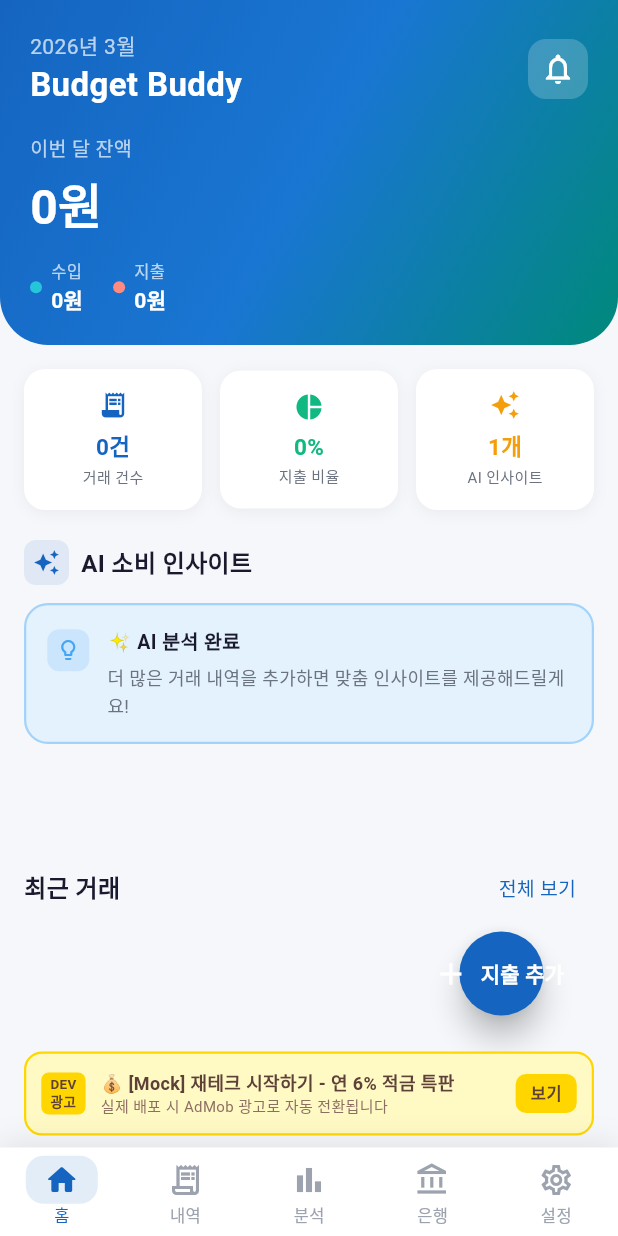
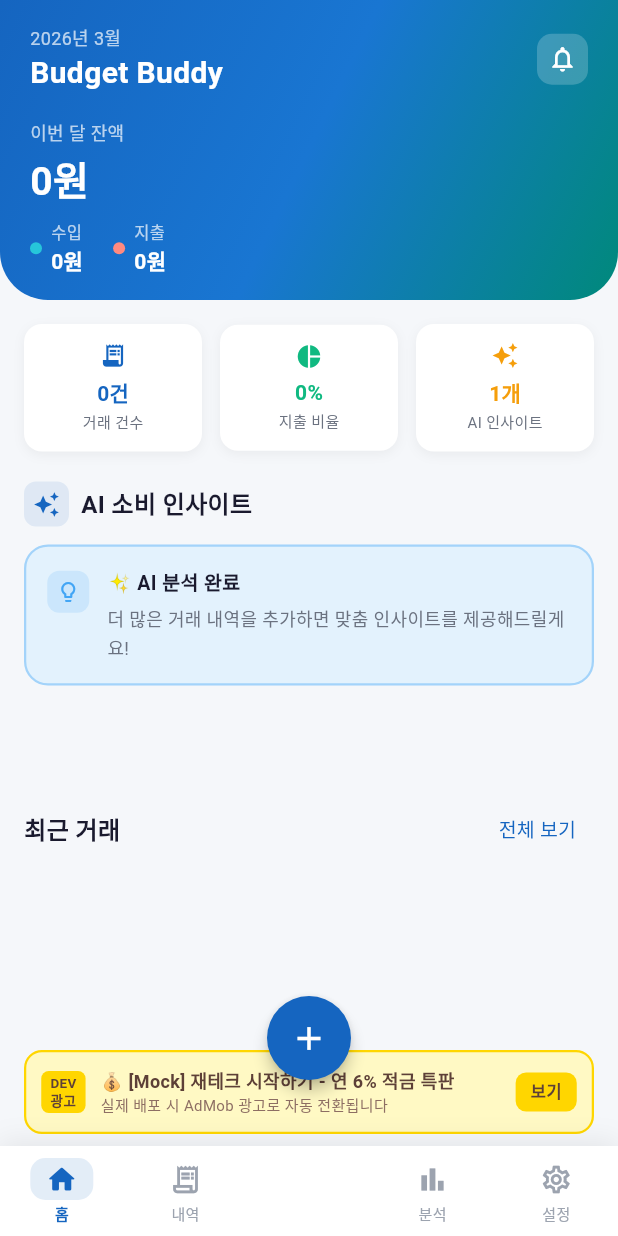
Before and after one commit to Sinou3936/Budget-Buddy, a Flutter app: the screen it shows after launch, on a phone screen of 412 x 824 dp. Run offline on Flutter 3.47's test engine with Material 3 defaults, Android fonts, the phone set to English and light mode, and no system bars; our stand-ins replace fl_chart, google_mobile_ads, shared_preferences; network calls fail.

Commit message:
design: UI 전반 통일 및 FAB 재설계
- FAB: extended → 중앙 돌출 원형 버튼 (centerDocked)
- 바텀탭: 4개로 재구성 (홈/내역/분석/설정), 중앙 빈 공간에 FAB 배치
- 대시보드: 헤더 230→200px, 잔액 폰트 32→26px, 카드 패딩 축소
- 거래추가: 패딩 all(20)→fromLTRB(16,16,16,32), 섹션 간격 20→16,
  카테고리칩 패딩 축소, 저장버튼 높이 54→50px
- 통계: 헤더 130→110px, 폰트 22→20px
- 은행: 헤더 180→150px, 총자산 폰트 28→24px
- 거래내역: 헤더 140→110px
- 설정: 헤더 160→140px, 아바타 54→46px
- flutter analyze 0 issues

```diff
--- a/lib/main.dart
+++ b/lib/main.dart
@@ -9,6 +9,7 @@ import 'screens/transaction_list_screen.dart';
 import 'screens/stats_screen.dart';
 import 'screens/bank_screen.dart';
 import 'screens/settings_screen.dart';
+import 'screens/add_transaction_screen.dart';
 import 'widgets/ad_banner_widget.dart';
 import 'widgets/common_widgets.dart';
 import 'utils/app_env.dart';
@@ -21,8 +22,6 @@ void main() async {
       statusBarIconBrightness: Brightness.light,
     ),
   );
-  // AdMob 초기화 (DEV에서는 테스트 ID 사용, PROD에서는 실제 ID)
-  // Web 환경에서는 AdMob 미지원이므로 Android에서만 초기화
   if (!AppEnv.useMockAds) {
     await MobileAds.instance.initialize();
   }
@@ -68,6 +67,13 @@ class _MainNavigationScreenState extends State<MainNavigationScreen> {
     const SettingsScreen(),
   ];
 
+  void _openAddTransaction() {
+    Navigator.push(
+      context,
+      MaterialPageRoute(builder: (_) => const AddTransactionScreen()),
+    );
+  }
+
   @override
   Widget build(BuildContext context) {
     return Consumer<TransactionProvider>(
@@ -77,43 +83,26 @@ class _MainNavigationScreenState extends State<MainNavigationScreen> {
             index: _currentIndex,
             children: _screens,
           ),
+          // ── 중앙 돌출 FAB ─────────────────────────────────────
+          floatingActionButton: FloatingActionButton(
+            onPressed: _openAddTransaction,
+            backgroundColor: AppTheme.primaryBlue,
+            foregroundColor: Colors.white,
+            elevation: 4,
+            shape: const CircleBorder(),
+            child: const Icon(Icons.add, size: 26),
+          ),
+          floatingActionButtonLocation:
+              FloatingActionButtonLocation.centerDocked,
+          // ── 하단 네비게이션 ────────────────────────────────────
           bottomNavigationBar: Column(
             mainAxisSize: MainAxisSize.min,
             children: [
-              // 광고 배너 (수익화 - 무료 플랜)
+              // 광고 배너 (무료 플랜)
               AdBannerWidget(isPremium: provider.isPremium),
-              // 하단 네비게이션
-              Container(
-                decoration: BoxDecoration(
-                  color: Colors.white,
-                  boxShadow: [
-                    BoxShadow(
-                      color: Colors.black.withValues(alpha: 0.08),
-                      blurRadius: 16,
-                      offset: const Offset(0, -4),
-                    ),
-                  ],
-                ),
-                child: SafeArea(
-                  child: BottomNavigationBar(
-                    currentIndex: _currentIndex,
-                    onTap: (idx) => setState(() => _currentIndex = idx),
-                    type: BottomNavigationBarType.fixed,
-                    selectedItemColor: AppTheme.primaryBlue,
-                    unselectedItemColor: AppTheme.textLight,
-                    selectedFontSize: 11,
-                    unselectedFontSize: 11,
-                    elevation: 0,
-                    backgroundColor: Colors.transparent,
-                    items: [
-                      _buildNavItem(Icons.home_rounded, Icons.home_outlined, '홈', 0),
-                      _buildNavItem(Icons.receipt_long_rounded, Icons.receipt_long_outlined, '내역', 1),
-                      _buildNavItem(Icons.bar_chart_rounded, Icons.bar_chart_outlined, '분석', 2),
-                      _buildNavItem(Icons.account_balance_rounded, Icons.account_balance_outlined, '은행', 3),
-                      _buildNavItem(Icons.settings_rounded, Icons.settings_outlined, '설정', 4),
-                    ],
-                  ),
-                ),
+              _BottomNavBar(
+                currentIndex: _currentIndex,
+                onTap: (i) => setState(() => _currentIndex = i),
               ),
             ],
           ),
@@ -121,23 +110,103 @@ class _MainNavigationScreenState extends State<MainNavigationScreen> {
       },
     );
   }
+}
 
-  BottomNavigationBarItem _buildNavItem(
-      IconData activeIcon, IconData inactiveIcon, String label, int index) {
-    final isActive = _currentIndex == index;
-    return BottomNavigationBarItem(
-      icon: AnimatedContainer(
-        duration: const Duration(milliseconds: 200),
-        padding: const EdgeInsets.symmetric(horizontal: 12, vertical: 4),
-        decoration: BoxDecoration(
-          color: isActive
-              ? AppTheme.primaryBlue.withValues(alpha: 0.12)
-              : Colors.transparent,
-          borderRadius: BorderRadius.circular(12),
+// ── 하단 네비게이션 바 (중앙 FAB 자리 빈칸 포함) ─────────────────
+class _BottomNavBar extends StatelessWidget {
+  final int currentIndex;
+  final ValueChanged<int> onTap;
+
+  const _BottomNavBar({required this.currentIndex, required this.onTap});
+
+  @override
+  Widget build(BuildContext context) {
+    return Container(
+      decoration: BoxDecoration(
+        color: Colors.white,
+        boxShadow: [
+          BoxShadow(
+            color: Colors.black.withValues(alpha: 0.08),
+            blurRadius: 16,
+            offset: const Offset(0, -2),
+          ),
+        ],
+      ),
+      child: SafeArea(
+        child: SizedBox(
+          height: 60,
+          child: Row(
+            children: [
+              // 왼쪽 2개
+              _NavItem(icon: Icons.home_rounded,    outlineIcon: Icons.home_outlined,              label: '홈',  index: 0, currentIndex: currentIndex, onTap: onTap),
+              _NavItem(icon: Icons.receipt_long_rounded, outlineIcon: Icons.receipt_long_outlined, label: '내역', index: 1, currentIndex: currentIndex, onTap: onTap),
+              // 중앙 FAB 빈 공간
+              const Expanded(child: SizedBox()),
+              // 오른쪽 2개
+              _NavItem(icon: Icons.bar_chart_rounded,       outlineIcon: Icons.bar_chart_outlined,        label: '분석', index: 2, currentIndex: currentIndex, onTap: onTap),
+              _NavItem(icon: Icons.settings_rounded,        outlineIcon: Icons.settings_outlined,         label: '설정', index: 4, currentIndex: currentIndex, onTap: onTap),
+            ],
+          ),
         ),
-        child: Icon(isActive ? activeIcon : inactiveIcon),
       ),
-      label: label,
     );
   }
 }
+
+class _NavItem extends StatelessWidget {
+  final IconData icon;
+  final IconData outlineIcon;
+  final String label;
+  final int index;
+  final int currentIndex;
+  final ValueChanged<int> onTap;
+
+  const _NavItem({
+    required this.icon,
+    required this.outlineIcon,
+    required this.label,
+    required this.index,
+    required this.currentIndex,
+    required this.onTap,
+  });
+
+  @override
+  Widget build(BuildContext context) {
+    final isActive = currentIndex == index;
+    return Expanded(
+      child: GestureDetector(
+        behavior: HitTestBehavior.opaque,
+        onTap: () => onTap(index),
+        child: Column(
+          mainAxisAlignment: MainAxisAlignment.center,
+          children: [
+            AnimatedContainer(
+              duration: const Duration(milliseconds: 180),
+              padding: const EdgeInsets.symmetric(horizontal: 10, vertical: 3),
+              decoration: BoxDecoration(
+                color: isActive
+                    ? AppTheme.primaryBlue.withValues(alpha: 0.12)
+                    : Colors.transparent,
+                borderRadius: BorderRadius.circular(10),
+              ),
+              child: Icon(
+                isActive ? icon : outlineIcon,
+                size: 22,
+                color: isActive ? AppTheme.primaryBlue : AppTheme.textLight,
+              ),
+            ),
+            const SizedBox(height: 2),
+            Text(
+              label,
+              style: TextStyle(
+                fontSize: 10,
+                fontWeight: isActive ? FontWeight.w600 : FontWeight.normal,
+                color: isActive ? AppTheme.primaryBlue : AppTheme.textLight,
+              ),
+            ),
+          ],
+        ),
+      ),
+    );
+  }
+}
--- a/lib/screens/dashboard_screen.dart
+++ b/lib/screens/dashboard_screen.dart
@@ -4,7 +4,6 @@ import 'package:fl_chart/fl_chart.dart';
 import '../providers/transaction_provider.dart';
 import '../theme/app_theme.dart';
 import '../widgets/common_widgets.dart';
-import 'add_transaction_screen.dart';
 
 class DashboardScreen extends StatefulWidget {
   const DashboardScreen({super.key});
@@ -142,16 +141,7 @@ class _DashboardScreenState extends State<DashboardScreen> {
               ),
             ],
           ),
-          floatingActionButton: FloatingActionButton.extended(
-            onPressed: () => Navigator.push(
-              context,
-              MaterialPageRoute(
-                  builder: (_) => const AddTransactionScreen()),
-            ),
-            icon: const Icon(Icons.add),
-            label: const Text('지출 추가',
-                style: TextStyle(fontWeight: FontWeight.bold)),
-          ),
+
         );
       },
     );
@@ -163,10 +153,10 @@ class _DashboardScreenState extends State<DashboardScreen> {
 
     return SliverToBoxAdapter(
       child: GradientHeader(
-        height: 230,
+        height: 200,
         child: SafeArea(
           child: Padding(
-            padding: const EdgeInsets.all(20),
+            padding: const EdgeInsets.fromLTRB(20, 16, 20, 16),
             child: Column(
               crossAxisAlignment: CrossAxisAlignment.start,
               children: [
@@ -179,41 +169,41 @@ class _DashboardScreenState extends State<DashboardScreen> {
                         Text(
                           '${now.year}년 ${months[now.month - 1]}',
                           style: const TextStyle(
-                              color: Colors.white70, fontSize: 14),
+                              color: Colors.white70, fontSize: 12),
                         ),
                         const Text(
                           'Budget Buddy',
                           style: TextStyle(
                               color: Colors.white,
-                              fontSize: 22,
+                              fontSize: 20,
                               fontWeight: FontWeight.bold),
                         ),
                       ],
                     ),
                     Container(
-                      padding: const EdgeInsets.all(8),
+                      padding: const EdgeInsets.all(7),
                       decoration: BoxDecoration(
                         color: Colors.white.withValues(alpha: 0.2),
-                        borderRadius: BorderRadius.circular(12),
+                        borderRadius: BorderRadius.circular(10),
                       ),
                       child: const Icon(Icons.notifications_outlined,
-                          color: Colors.white, size: 24),
+                          color: Colors.white, size: 20),
                     ),
                   ],
                 ),
                 const Spacer(),
                 // 잔액 표시
                 const Text('이번 달 잔액',
-                    style: TextStyle(color: Colors.white70, fontSize: 13)),
-                const SizedBox(height: 4),
+                    style: TextStyle(color: Colors.white70, fontSize: 12)),
+                const SizedBox(height: 3),
                 Text(
                   _formatAmount(provider.totalBalance),
                   style: const TextStyle(
                       color: Colors.white,
-                      fontSize: 32,
+                      fontSize: 26,
                       fontWeight: FontWeight.bold),
                 ),
-                const SizedBox(height: 12),
+                const SizedBox(height: 8),
                 Row(
                   children: [
                     _buildHeaderStat(
@@ -302,14 +292,14 @@ class _DashboardScreenState extends State<DashboardScreen> {
   Widget _buildStatCard(
       String label, String value, IconData icon, Color color) {
     return Container(
-      padding: const EdgeInsets.symmetric(vertical: 14, horizontal: 10),
+      padding: const EdgeInsets.symmetric(vertical: 12, horizontal: 8),
       decoration: BoxDecoration(
         color: Colors.white,
-        borderRadius: BorderRadius.circular(14),
+        borderRadius: BorderRadius.circular(12),
         boxShadow: [
           BoxShadow(
             color: Colors.black.withValues(alpha: 0.05),
-            blurRadius: 8,
+            blurRadius: 6,
             offset: const Offset(0, 2),
           ),
         ],
@@ -317,13 +307,13 @@ class _DashboardScreenState extends State<DashboardScreen> {
       child: Column(
         mainAxisSize: MainAxisSize.min,
         children: [
-          Icon(icon, color: color, size: 20),
-          const SizedBox(height: 6),
+          Icon(icon, color: color, size: 18),
+          const SizedBox(height: 5),
           FittedBox(
             fit: BoxFit.scaleDown,
             child: Text(value,
                 style: TextStyle(
-                    fontSize: 15,
+                    fontSize: 14,
                     fontWeight: FontWeight.bold,
                     color: color)),
           ),
```
Also changed, not shown: lib/screens/add_transaction_screen.dart (+36 -41 lines), lib/screens/bank_screen.dart (+12 -12 lines), lib/screens/settings_screen.dart (+8 -8 lines), lib/screens/stats_screen.dart (+5 -5 lines), lib/screens/transaction_list_screen.dart (+5 -5 lines).
